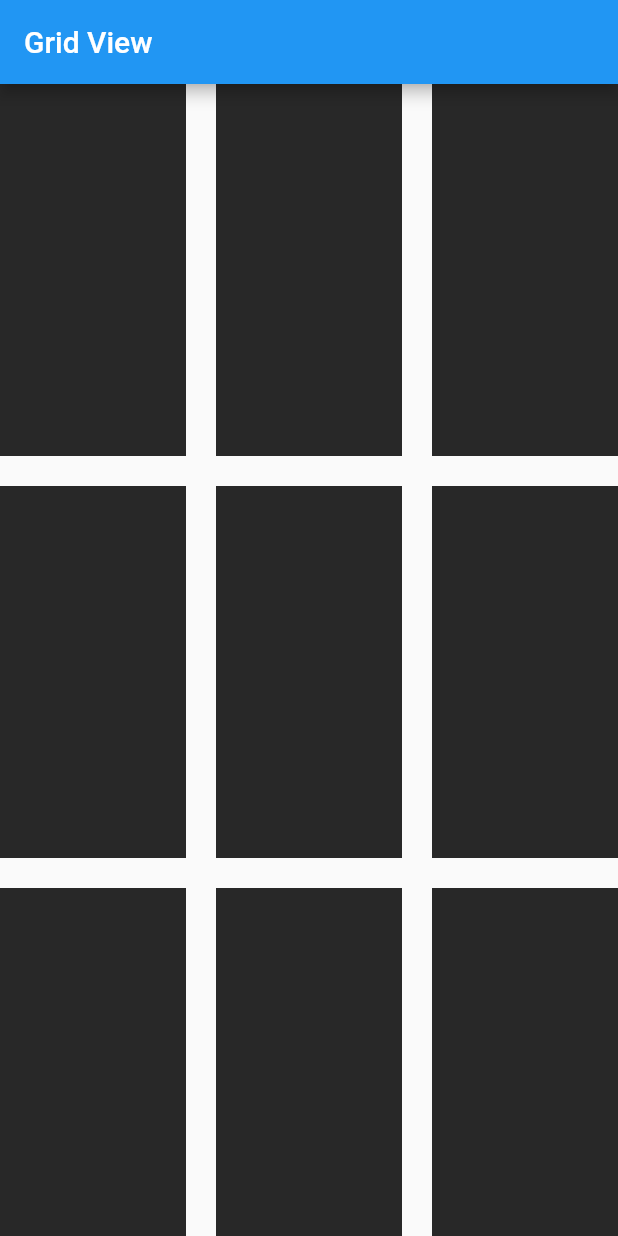
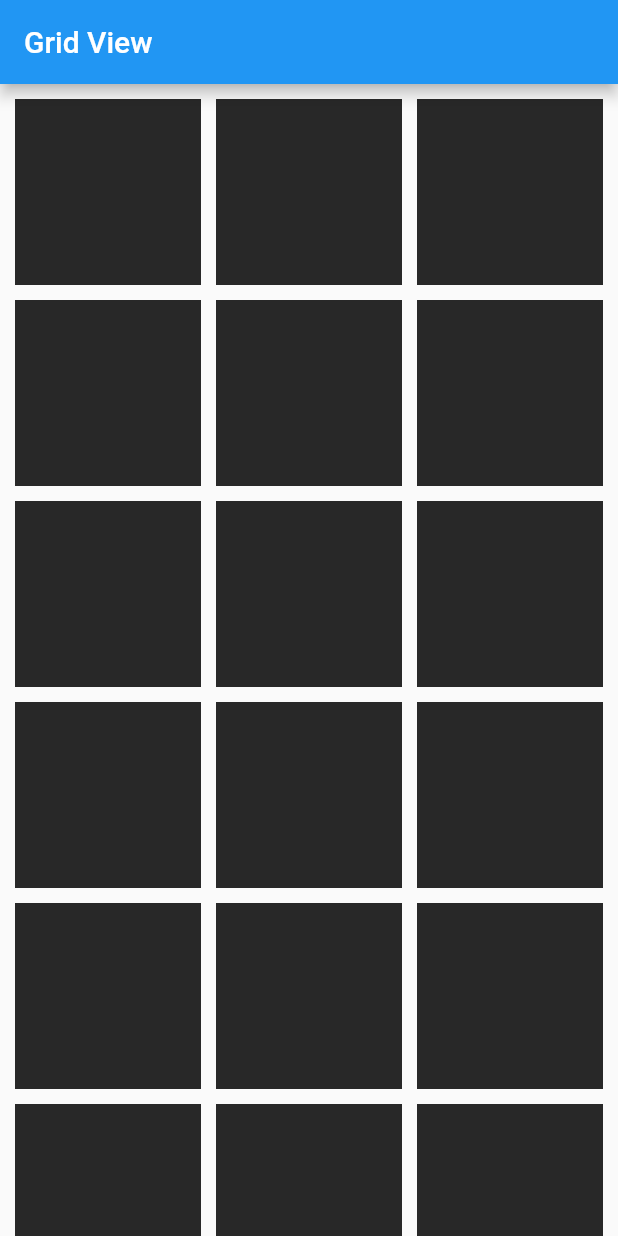
Before and after one commit to muhfauz/aplikasi_gridview, a Flutter app: the screen it shows after launch, on a phone screen of 412 x 824 dp. Run offline on Flutter 3.47's test engine with Material 2 defaults, Android fonts, the phone set to English and light mode, and no system bars.

Commit message:
mulai projek

```diff
--- a/lib/main.dart
+++ b/lib/main.dart
@@ -25,11 +25,12 @@ class MyApp extends StatelessWidget {
           title: Text('Grid View'),
         ),
         body: GridView(
+          padding: EdgeInsets.all(10),
           gridDelegate: SliverGridDelegateWithFixedCrossAxisCount(
             crossAxisCount: 3,
-            crossAxisSpacing: 20.00,
-            mainAxisSpacing: 20.00,
-            childAspectRatio: 2 / 4,
+            crossAxisSpacing: 10.00,
+            mainAxisSpacing: 10.00,
+            childAspectRatio: 4 / 4,
           ),
           children: myList,
         ),
```
